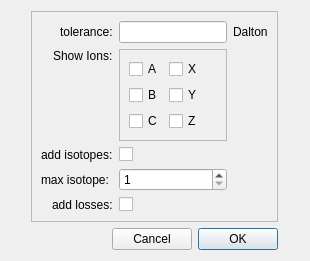
The window that ident_viewer/gui/preferences_dialog.ui (uweschmitt/ivi) describes before a commit, drawn with Qt 5.
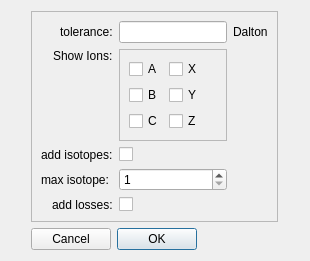
The same window after the commit.

Commit message: [GUI] improved layout of pref dialog

```diff
--- a/ident_viewer/gui/preferences_dialog.ui
+++ b/ident_viewer/gui/preferences_dialog.ui
@@ -25,21 +25,27 @@
   <property name="windowTitle">
    <string>Preferences</string>
   </property>
+  <property name="autoFillBackground">
+   <bool>false</bool>
+  </property>
   <property name="sizeGripEnabled">
    <bool>false</bool>
   </property>
   <layout class="QGridLayout" name="gridLayout">
-   <item row="1" column="0" alignment="Qt::AlignLeft">
+   <item row="1" column="0" alignment="Qt::AlignRight">
     <widget class="QDialogButtonBox" name="buttonBox">
      <property name="sizePolicy">
-      <sizepolicy hsizetype="Minimum" vsizetype="Maximum">
-       <horstretch>0</horstretch>
-       <verstretch>0</verstretch>
+      <sizepolicy hsizetype="Maximum" vsizetype="Maximum">
+       <horstretch>1</horstretch>
+       <verstretch>1</verstretch>
       </sizepolicy>
      </property>
      <property name="layoutDirection">
       <enum>Qt::RightToLeft</enum>
      </property>
+     <property name="autoFillBackground">
+      <bool>true</bool>
+     </property>
      <property name="orientation">
       <enum>Qt::Horizontal</enum>
      </property>
@@ -47,7 +53,7 @@
       <set>QDialogButtonBox::Cancel|QDialogButtonBox::Ok</set>
      </property>
      <property name="centerButtons">
-      <bool>false</bool>
+      <bool>true</bool>
      </property>
     </widget>
    </item>
```
The commit also changes 2 other files.
